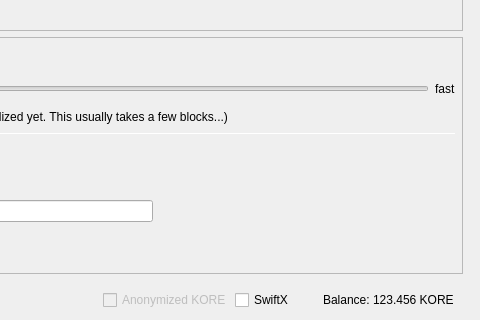
Before: the Qt Designer form src/qt/forms/sendcoinsdialog.ui in mammix2/kore-mammix2, drawn with Qt 5; both pictures show x 498 to 978 and y 375 to 695 of the 978 by 695 pixel window.
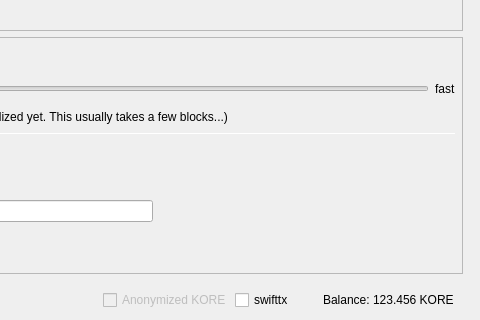
After: the same form once the commit is applied. Icons and pictures are not drawn. Custom widgets are drawn as their Qt base class.

```diff
--- a/src/qt/forms/sendcoinsdialog.ui
+++ b/src/qt/forms/sendcoinsdialog.ui
@@ -1702,7 +1702,7 @@
                 </size>
                </property>
                <property name="text">
-                <string>SwiftX</string>
+                <string>swifttx</string>
                </property>
               </widget>
              </item>
```
